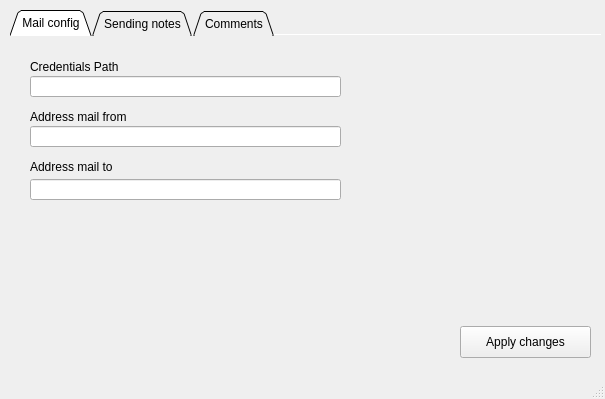
Old version of the form CronicaRegNotesRetriver/QTdesiner/GUI.ui in the repository eduardo-trejo-es/RecoleccionNotas_CronicaReg.
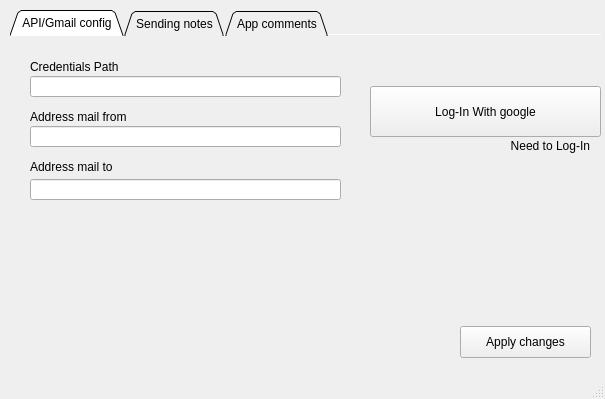
New version of the form. The open tabs and pages were chosen to show the change. Icons and pictures are not drawn.

```diff
--- a/CronicaRegNotesRetriver/QTdesiner/GUI.ui
+++ b/CronicaRegNotesRetriver/QTdesiner/GUI.ui
@@ -49,7 +49,7 @@
     </property>
     <widget class="QWidget" name="TabMailConf">
      <attribute name="title">
-      <string>Mail config</string>
+      <string>API/Gmail config</string>
      </attribute>
      <widget class="QLabel" name="label">
       <property name="geometry">
@@ -133,6 +133,66 @@
        </rect>
       </property>
      </widget>
+     <widget class="QPushButton" name="APIConf_PB_Log">
+      <property name="geometry">
+       <rect>
+        <x>360</x>
+        <y>50</y>
+        <width>231</width>
+        <height>51</height>
+       </rect>
+      </property>
+      <property name="layoutDirection">
+       <enum>Qt::LeftToRight</enum>
+      </property>
+      <property name="text">
+       <string>Log-In With google</string>
+      </property>
+      <property name="autoRepeatDelay">
+       <number>300</number>
+      </property>
+     </widget>
+     <widget class="QLabel" name="label_5">
+      <property name="geometry">
+       <rect>
+        <x>368</x>
+        <y>54</y>
+        <width>40</width>
+        <height>38</height>
+       </rect>
+      </property>
+      <property name="text">
+       <string/>
+      </property>
+      <property name="textFormat">
+       <enum>Qt::AutoText</enum>
+      </property>
+      <property name="pixmap">
+       <pixmap resource="ResourcesQTGUI.qrc">:/GoogleImages/Captura de Pantalla 2022-12-22 a la(s) 18.24.45.png</pixmap>
+      </property>
+      <property name="scaledContents">
+       <bool>true</bool>
+      </property>
+      <property name="wordWrap">
+       <bool>true</bool>
+      </property>
+     </widget>
+     <widget class="QLabel" name="APIConf_LB_State">
+      <property name="geometry">
+       <rect>
+        <x>449</x>
+        <y>100</y>
+        <width>131</width>
+        <height>20</height>
+       </rect>
+      </property>
+      <property name="text">
+       <string>Need to Log-In</string>
+      </property>
+      <property name="alignment">
+       <set>Qt::AlignRight|Qt::AlignTrailing|Qt::AlignVCenter</set>
+      </property>
+     </widget>
     </widget>
     <widget class="QWidget" name="TabSendNotes">
      <attribute name="title">
@@ -252,7 +312,7 @@
     </widget>
     <widget class="QWidget" name="tab">
      <attribute name="title">
-      <string>Comments</string>
+      <string>App comments</string>
      </attribute>
      <widget class="QTextEdit" name="textEdit">
       <property name="geometry">
```
Left out of the diff: 70 changed lines with no effect on the pictures.
